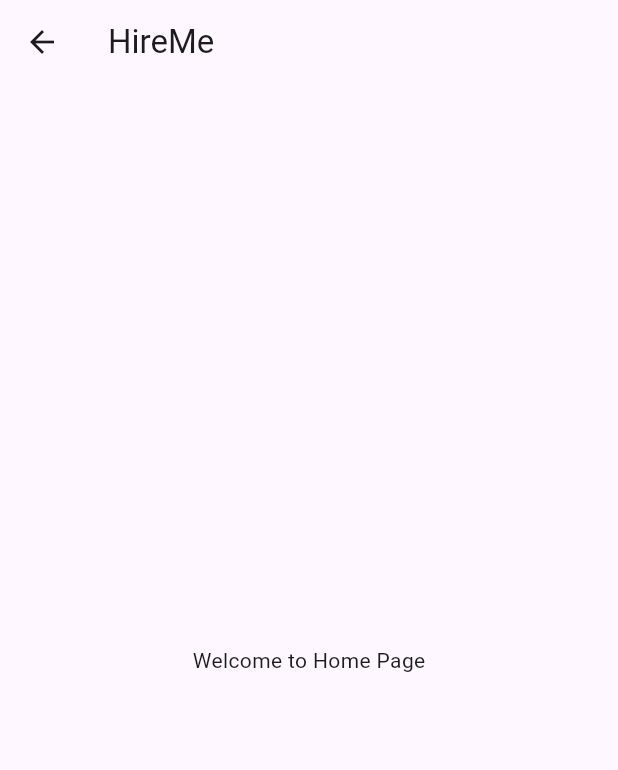
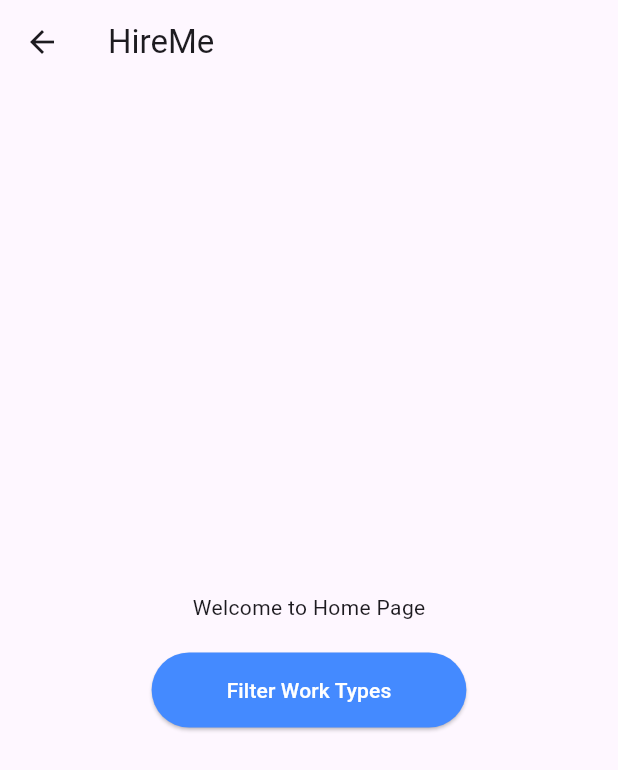
Before and after one commit to bananaNuggets75/freelancing-app-CPU, a Flutter app: the HomePage screen opened by its route, on a phone screen of 412 x 824 dp. Shown: the top 770 px of the screen. Run offline on Flutter 3.47's test engine with Material 3 defaults, Android fonts, the phone set to English and light mode, and no system bars.

Commit message:
add filters in homepage

```diff
--- a/freelancing_app/lib/home_page.dart
+++ b/freelancing_app/lib/home_page.dart
@@ -1,7 +1,65 @@
 import 'package:flutter/material.dart';
 
-class HomePage extends StatelessWidget {
+class HomePage extends StatefulWidget {
   const HomePage({super.key});
+
+  @override
+  _HomePageState createState() => _HomePageState();
+}
+
+class _HomePageState extends State<HomePage> {
+  final List<String> workTypes = ['Web Developer', 'Math Tutoring', 'Graphic Design', 'Writing'];
+
+  List<String> selectedWorkTypes = [];
+
+  void _showWorkTypeFilterDialog() {
+    showDialog(
+      context: context,
+      builder: (BuildContext context) {
+        return AlertDialog(
+          title: const Text('Select Work Types'),
+          content: StatefulBuilder(
+            builder: (BuildContext context, StateSetter setState) {
+              return SingleChildScrollView(
+                child: ListBody(
+                  children: workTypes.map((workType) {
+                    return CheckboxListTile(
+                      title: Text(workType),
+                      value: selectedWorkTypes.contains(workType),
+                      onChanged: (bool? value) {
+                        setState(() {
+                          if (value == true) {
+                            selectedWorkTypes.add(workType);
+                          } else {
+                            selectedWorkTypes.remove(workType);
+                          }
+                        });
+                      },
+                    );
+                  }).toList(),
+                ),
+              );
+            },
+          ),
+          actions: <Widget>[
+            TextButton(
+              child: const Text('Close'),
+              onPressed: () {
+                Navigator.of(context).pop();
+              },
+            ),
+            ElevatedButton(
+              child: const Text('Apply Filters'),
+              onPressed: () {
+                Navigator.of(context).pop();
+                print('Selected Work Types: $selectedWorkTypes');
+              },
+            ),
+          ],
+        );
+      },
+    );
+  }
 
   @override
   Widget build(BuildContext context) {
@@ -10,7 +68,24 @@ class HomePage extends StatelessWidget {
         title: const Text('HireMe'),
       ),
       body: Center(
-        child: const Text('Welcome to Home Page'),
+        child: Column(
+          mainAxisSize: MainAxisSize.min,
+          children: <Widget>[
+            const Text('Welcome to Home Page'),
+            const SizedBox(height: 20),
+            ElevatedButton(
+              onPressed: _showWorkTypeFilterDialog,
+              style: ElevatedButton.styleFrom(
+                padding: const EdgeInsets.symmetric(horizontal: 50.0, vertical: 15.0),
+                backgroundColor: Colors.blueAccent,
+              ),
+              child: const Text(
+                'Filter Work Types',
+                style: TextStyle(color: Colors.white),
+              ),
+            ),
+          ],
+        ),
       ),
     );
   }
--- a/freelancing_app/lib/main.dart
+++ b/freelancing_app/lib/main.dart
@@ -12,6 +12,7 @@ class MyApp extends StatelessWidget {
   @override
   Widget build(BuildContext context) {
     return MaterialApp(
+      debugShowCheckedModeBanner: false,
       title: 'HireMe',
       initialRoute: '/login',
       routes: {
```
